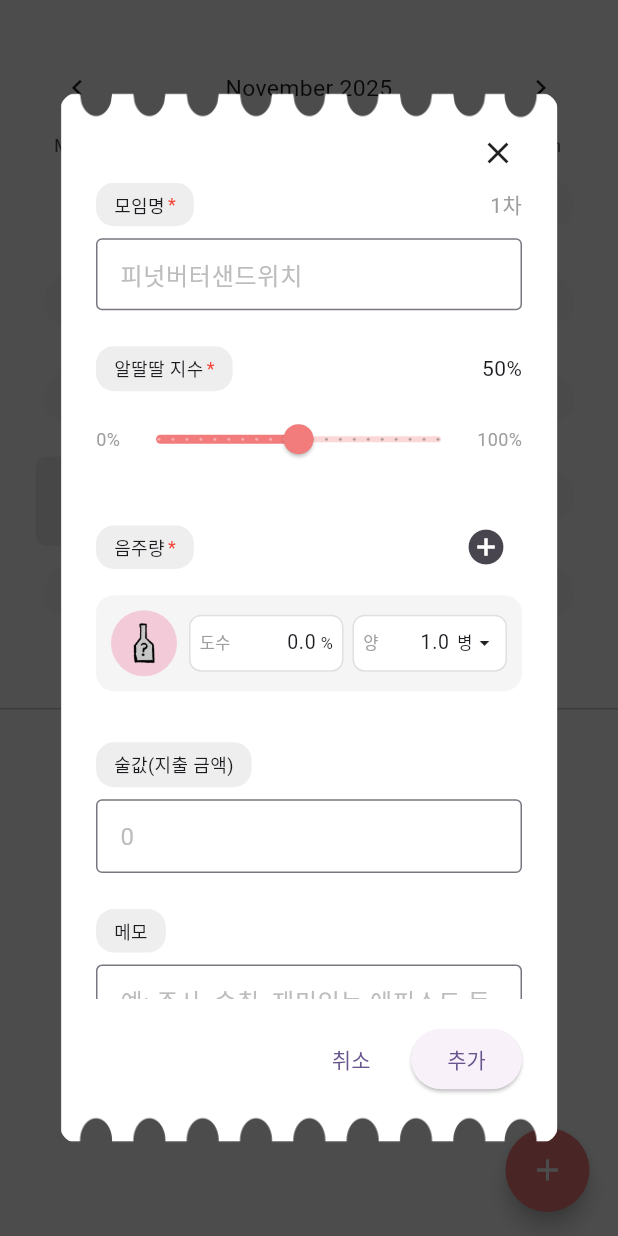
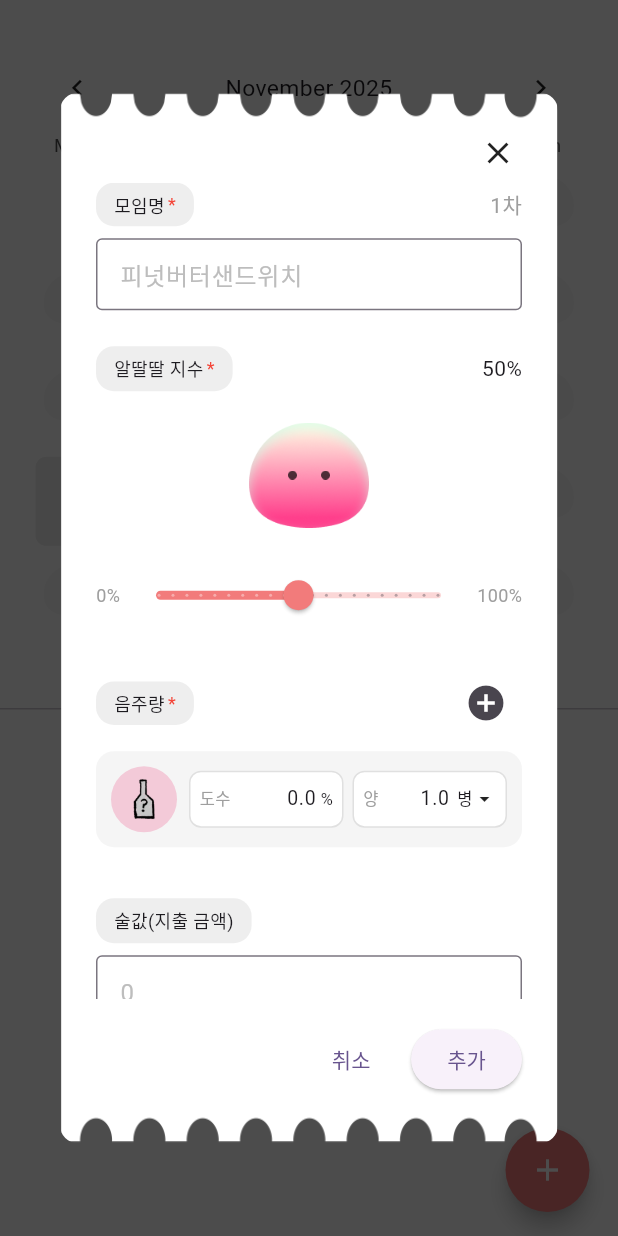
Before and after one commit to a-idiots/ddalgguk, a Flutter app: the CalendarScreen screen opened directly, after a tap on the "add" icon, on a phone screen of 412 x 824 dp. Run offline on Flutter 3.47's test engine with Material 3 defaults, Android fonts, the phone set to English and light mode, and no system bars; drawn by our look-alikes of table_calendar; our stand-ins replace cloud_firestore, firebase_auth, firebase_core, flutter_dotenv, flutter_riverpod, flutter_secure_storage and 4 more; missing offline and left inert: kakao_flutter_sdk_user; accounts and stored records are empty; generated files the repository leaves out were written again.

Commit message:
feat: Add saku gradient preview when adding records

```diff
--- a/lib/features/calendar/dialogs/add_record_dialog.dart
+++ b/lib/features/calendar/dialogs/add_record_dialog.dart
@@ -275,7 +275,32 @@ class _AddRecordDialogState extends ConsumerState<AddRecordDialog> {
                       ),
                     ],
                   ),
-                  const SizedBox(height: 8),
+                  const SizedBox(height: 16),
+                  // Saku character visualization
+                  Center(
+                    child: SizedBox(
+                      width: 80,
+                      height: 80,
+                      child: Stack(
+                        alignment: Alignment.center,
+                        children: [
+                          Image.asset(
+                            getBodyImagePath((_drunkLevel * 10).toInt()),
+                            width: 80,
+                            height: 80,
+                            fit: BoxFit.contain,
+                          ),
+                          Image.asset(
+                            'assets/saku/eyes.png',
+                            width: 80 * 0.35,
+                            height: 80 * 0.35,
+                            fit: BoxFit.contain,
+                          ),
+                        ],
+                      ),
+                    ),
+                  ),
+                  const SizedBox(height: 16),
                   Row(
                     children: [
                       const Text(
```
